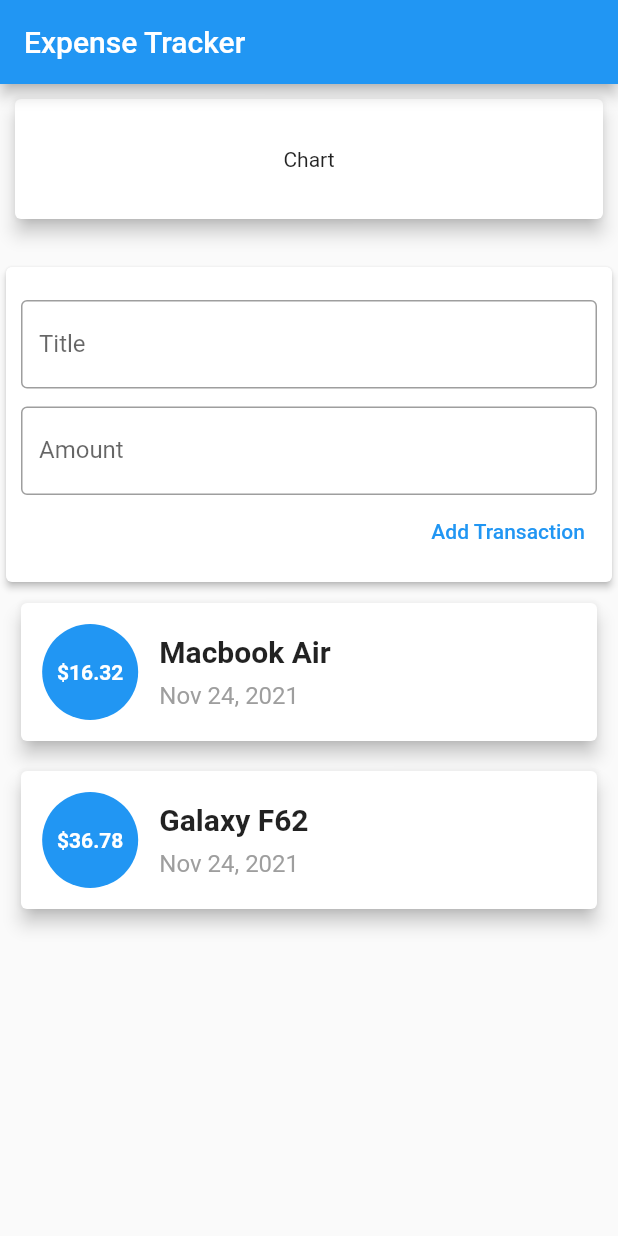
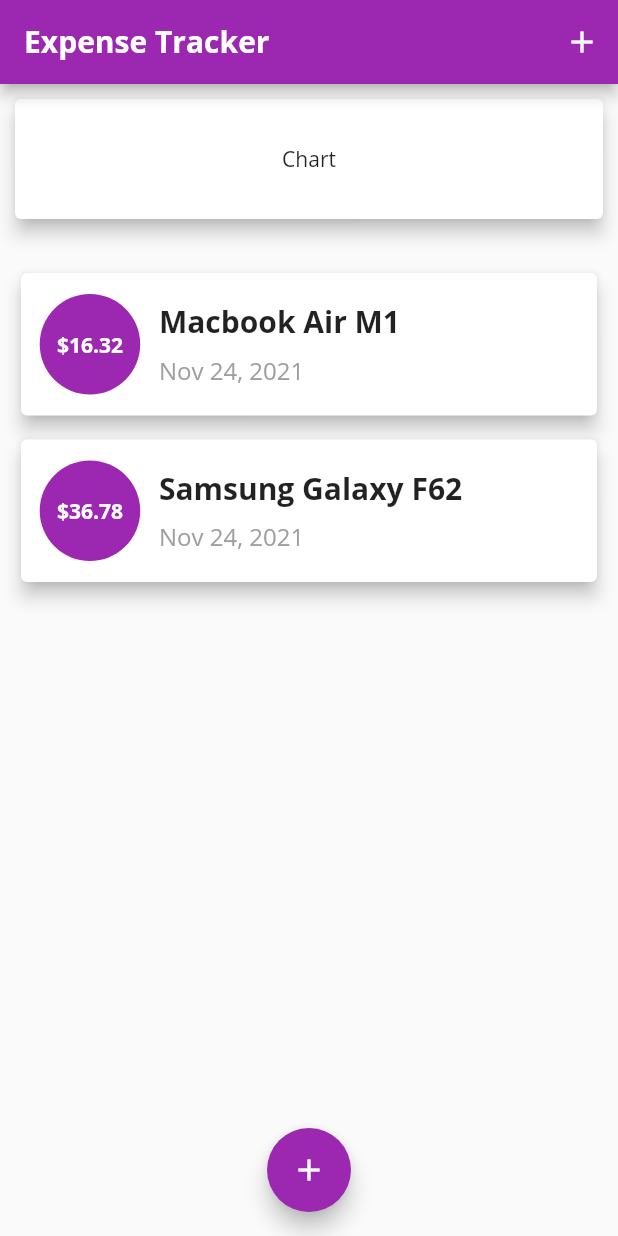
Before and after one commit to aditya3901/Flutter-Expense-Tracker, a Flutter app: the screen it shows after launch, on a phone screen of 412 x 824 dp. Run offline on Flutter 3.47's test engine with Material 2 defaults, Android fonts, the phone set to English and light mode, and no system bars.

Commit message:
Second Commit

```diff
--- a/lib/main.dart
+++ b/lib/main.dart
@@ -1,16 +1,72 @@
-import 'package:expense_tracker/widgets/user_transaction.dart';
+import 'package:expense_tracker/widgets/new_transaction.dart';
+import 'package:expense_tracker/widgets/transaction_list.dart';
 import 'package:flutter/material.dart';
+
+import 'models/transaction.dart';
 
 void main() => runApp(HomePage());
 
-class HomePage extends StatelessWidget {
+class HomePage extends StatefulWidget {
+  @override
+  State<HomePage> createState() => _HomePageState();
+}
+
+class _HomePageState extends State<HomePage> {
+  final List<Transaction> _userTransactions = [
+    Transaction("T3", "Macbook Air M1", 16.32, DateTime.now()),
+    Transaction("T4", "Samsung Galaxy F62", 36.78, DateTime.now()),
+  ];
+
+  void _addNewTransaction(String title, double amount) {
+    final _newTx = Transaction(
+      DateTime.now().toString(),
+      title,
+      amount,
+      DateTime.now(),
+    );
+    setState(() {
+      _userTransactions.add(_newTx);
+    });
+  }
+
+  void _startAddNewTransaction(BuildContext ctx) {
+    showModalBottomSheet(
+        context: ctx,
+        builder: (bCtx) {
+          return GestureDetector(
+            onTap: () {},
+            child: NewTransaction(_addNewTransaction),
+            behavior: HitTestBehavior.opaque,
+          );
+        });
+  }
+
   @override
   Widget build(BuildContext context) {
     return MaterialApp(
+      title: "Expense Tracker",
+      theme: ThemeData(
+        primarySwatch: Colors.purple,
+        fontFamily: 'OpenSans',
+      ),
+      darkTheme: ThemeData.dark(),
       debugShowCheckedModeBanner: false,
       home: Scaffold(
         appBar: AppBar(
-          title: const Text("Expense Tracker"),
+          title: const Text(
+            "Expense Tracker",
+            style: TextStyle(
+              fontWeight: FontWeight.bold,
+            ),
+          ),
+          actions: [
+            Builder(builder: (context) {
+              return IconButton(
+                onPressed: () => _startAddNewTransaction(context),
+                icon: const Icon(Icons.add),
+              );
+            }),
+          ],
         ),
         body: SingleChildScrollView(
           child: Column(
@@ -25,10 +81,17 @@ class HomePage extends StatelessWidget {
                   margin: EdgeInsets.all(10),
                 ),
               ),
-              UserTransaction(),
+              TransactionList(_userTransactions),
             ],
           ),
         ),
+        floatingActionButtonLocation: FloatingActionButtonLocation.centerFloat,
+        floatingActionButton: Builder(builder: (context) {
+          return FloatingActionButton(
+            onPressed: () => _startAddNewTransaction(context),
+            child: const Icon(Icons.add),
+          );
+        }),
       ),
     );
   }
--- a/lib/widgets/new_transaction.dart
+++ b/lib/widgets/new_transaction.dart
@@ -1,10 +1,17 @@
 import 'package:flutter/material.dart';
 
-class NewTransaction extends StatelessWidget {
-  final titleController = TextEditingController();
-  final amountController = TextEditingController();
+class NewTransaction extends StatefulWidget {
   final Function addTx;
   NewTransaction(this.addTx);
+
+  @override
+  State<NewTransaction> createState() => _NewTransactionState();
+}
+
+class _NewTransactionState extends State<NewTransaction> {
+  final titleController = TextEditingController();
+
+  final amountController = TextEditingController();
 
   void submitData() {
     final enteredTitle = titleController.text;
@@ -12,17 +19,16 @@ class NewTransaction extends StatelessWidget {
     if (enteredTitle.isEmpty || enteredAmount <= 0) {
       return;
     }
-    addTx(
+    widget.addTx(
       enteredTitle,
       enteredAmount,
     );
+    Navigator.of(context).pop();
   }
 
   @override
   Widget build(BuildContext context) {
-    return Card(
-      elevation: 2,
-      child: Container(
+    return Container(
       padding: const EdgeInsets.all(10),
       child: Column(
         crossAxisAlignment: CrossAxisAlignment.end,
@@ -49,15 +55,19 @@ class NewTransaction extends StatelessWidget {
               labelText: "Amount",
               hintText: "12.42",
             ),
-              keyboardType:
-                  const TextInputType.numberWithOptions(decimal: true),
+            keyboardType: const TextInputType.numberWithOptions(decimal: true),
           ),
           TextButton(
             onPressed: submitData,
-              child: const Text("Add Transaction"),
+            child: const Text(
+              "Add Transaction",
+              style: TextStyle(
+                fontWeight: FontWeight.bold,
+                fontSize: 16,
+              ),
+            ),
           )
         ],
-        ),
       ),
     );
   }
--- a/lib/widgets/transaction_list.dart
+++ b/lib/widgets/transaction_list.dart
@@ -15,7 +15,7 @@ class TransactionList extends StatelessWidget {
           return Card(
             margin: const EdgeInsets.symmetric(
               horizontal: 14,
-              vertical: 10,
+              vertical: 8,
             ),
             elevation: 5,
             child: Row(
@@ -25,9 +25,9 @@ class TransactionList extends StatelessWidget {
                     vertical: 14,
                   ),
                   padding: const EdgeInsets.all(24),
-                  decoration: const BoxDecoration(
+                  decoration: BoxDecoration(
                     shape: BoxShape.circle,
-                    color: Colors.blue,
+                    color: Theme.of(context).primaryColor,
                   ),
                   child: Center(
                     child: Text(
--- a/lib/widgets/user_transaction.dart
+++ /dev/null
@@ -1,38 +0,0 @@
-import 'package:expense_tracker/models/transaction.dart';
-import 'package:expense_tracker/widgets/new_transaction.dart';
-import 'package:expense_tracker/widgets/transaction_list.dart';
-import 'package:flutter/material.dart';
-
-class UserTransaction extends StatefulWidget {
-  @override
-  _UserTransactionState createState() => _UserTransactionState();
-}
-
-class _UserTransactionState extends State<UserTransaction> {
-  final List<Transaction> _userTransactions = [
-    Transaction("T3", "Macbook Air", 16.32, DateTime.now()),
-    Transaction("T4", "Galaxy F62", 36.78, DateTime.now()),
-  ];
-
-  void _addNewTransaction(String title, double amount) {
-    final _newTx = Transaction(
-      DateTime.now().toString(),
-      title,
-      amount,
-      DateTime.now(),
-    );
-    setState(() {
-      _userTransactions.add(_newTx);
-    });
-  }
-
-  @override
-  Widget build(BuildContext context) {
-    return Column(
-      children: [
-        NewTransaction(_addNewTransaction),
-        TransactionList(_userTransactions),
-      ],
-    );
-  }
-}
```
Also changed, not shown: pubspec.yaml (+11 -6 lines), lib/assets/fonts/OpenSans-Bold.ttf (added), lib/assets/fonts/OpenSans-Regular.ttf (added), lib/assets/fonts/Quicksand-Bold.ttf (added), lib/assets/fonts/Quicksand-Light.ttf (added), lib/assets/fonts/Quicksand-Medium.ttf (added), lib/assets/fonts/Quicksand-Regular.ttf (added). Lines whose indentation alone changed are shown as unchanged.
